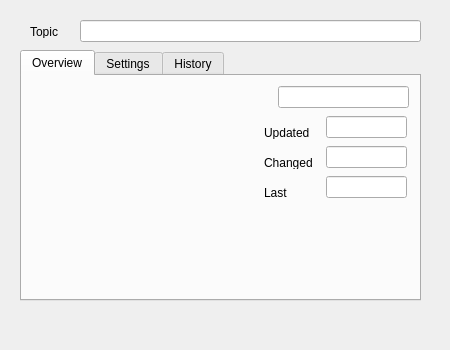
nzfarmer1/telemetrylayer, file featureforms/ui_tleditfeature.ui: the form before one commit.
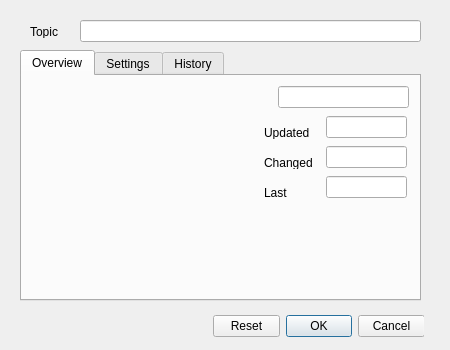
The form after the commit.

Commit message: - Added save dialog for brokers.json - Feature Dialog auto resize working - Fixed feature delete - Added Feature tab to Broker tabs - Bug fixes to mqttclient

What changed in the file:
```diff
--- a/featureforms/ui_tleditfeature.ui
+++ b/featureforms/ui_tleditfeature.ui
@@ -221,12 +221,19 @@
     <string>Topic</string>
    </property>
   </widget>
-  <zorder>tabWidget</zorder>
-  <zorder>topic</zorder>
-  <zorder>label</zorder>
-  <zorder>imageWidget</zorder>
-  <zorder>last</zorder>
-  <zorder>labelLast</zorder>
+  <widget class="QDialogButtonBox" name="buttonBox">
+   <property name="geometry">
+    <rect>
+     <x>213</x>
+     <y>310</y>
+     <width>211</width>
+     <height>32</height>
+    </rect>
+   </property>
+   <property name="standardButtons">
+    <set>QDialogButtonBox::Cancel|QDialogButtonBox::Ok|QDialogButtonBox::Reset</set>
+   </property>
+  </widget>
  </widget>
  <resources/>
  <connections/>
```
The commit also changes 24 other files.
